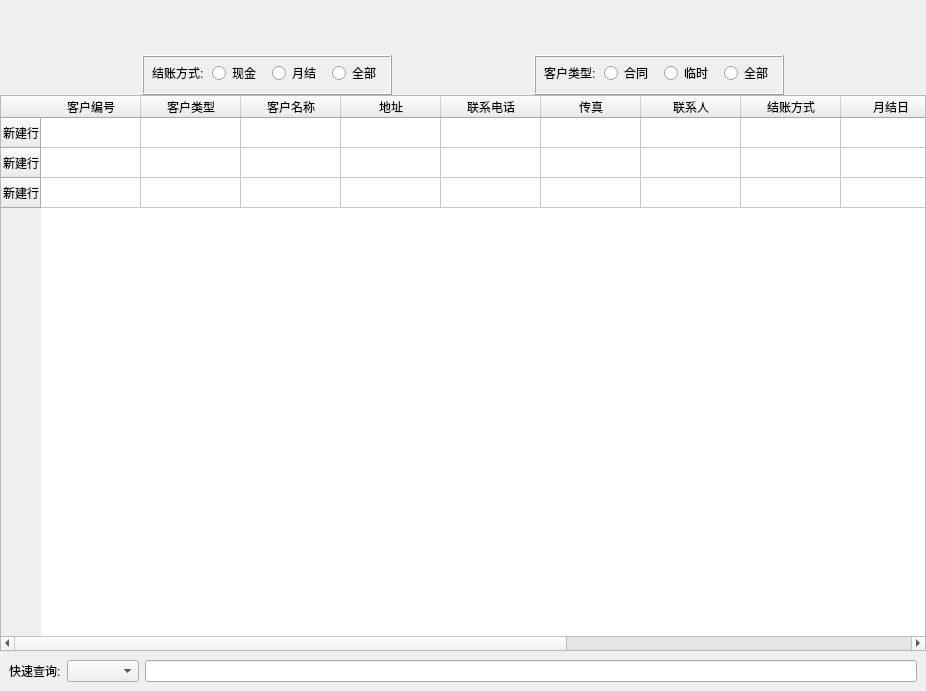
This is ui/first_level/clientmanagermentwidget.ui in longcp/CarRentalManagement as Qt 5 draws it before an edit. The edited form follows.
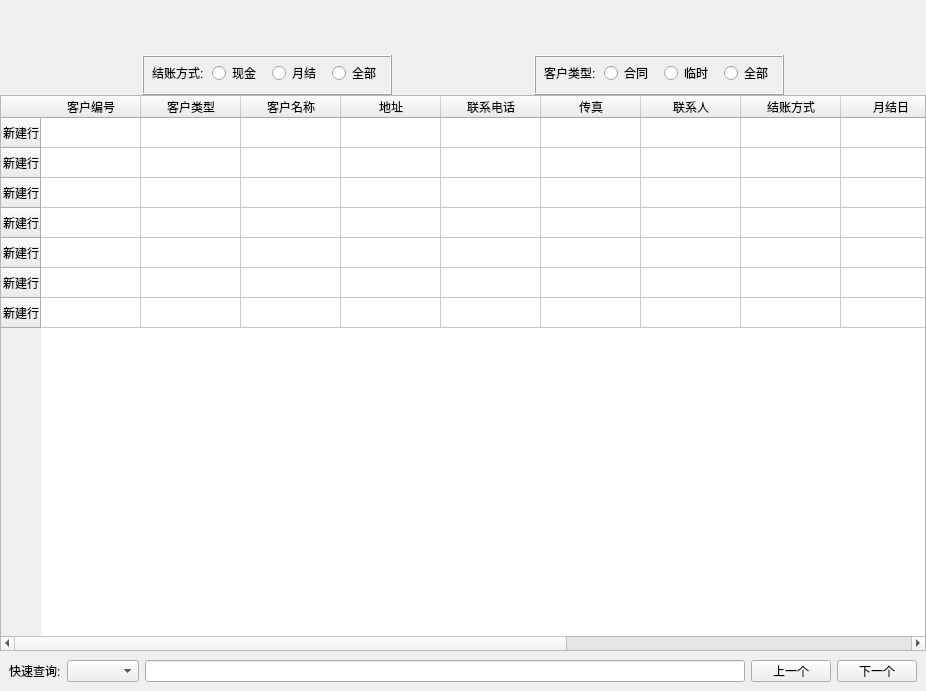
This is the edited form.

Commit message: 删除各个行表头，修改客户资料界面表样式

```diff
--- a/ui/first_level/clientmanagermentwidget.ui
+++ b/ui/first_level/clientmanagermentwidget.ui
@@ -265,6 +265,26 @@
        <string>新建行</string>
       </property>
      </row>
+     <row>
+      <property name="text">
+       <string>新建行</string>
+      </property>
+     </row>
+     <row>
+      <property name="text">
+       <string>新建行</string>
+      </property>
+     </row>
+     <row>
+      <property name="text">
+       <string>新建行</string>
+      </property>
+     </row>
+     <row>
+      <property name="text">
+       <string>新建行</string>
+      </property>
+     </row>
      <column>
       <property name="text">
        <string>客户编号</string>
@@ -360,6 +380,20 @@
       <item>
        <widget class="QLineEdit" name="lineEdit"/>
       </item>
+      <item>
+       <widget class="QPushButton" name="prevBtn">
+        <property name="text">
+         <string>上一个</string>
+        </property>
+       </widget>
+      </item>
+      <item>
+       <widget class="QPushButton" name="nextBtn">
+        <property name="text">
+         <string>下一个</string>
+        </property>
+       </widget>
+      </item>
      </layout>
     </widget>
    </item>
```
Left out of the diff: 5 changed lines with no effect on the pictures. The commit also changes 6 other files.
